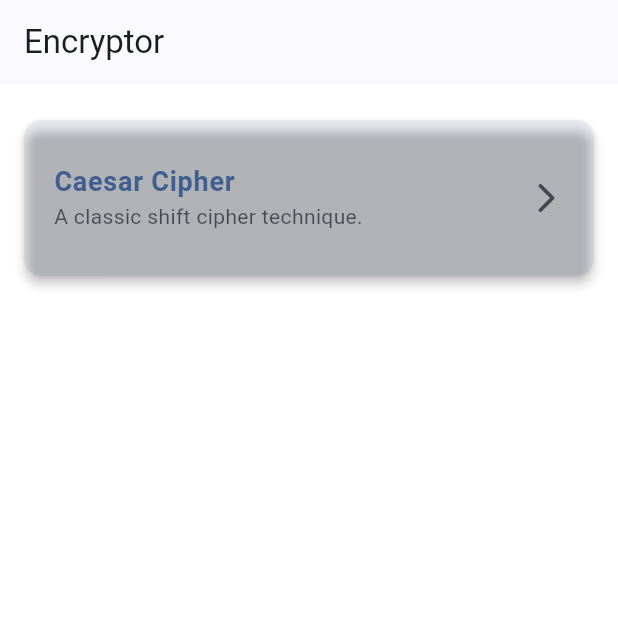
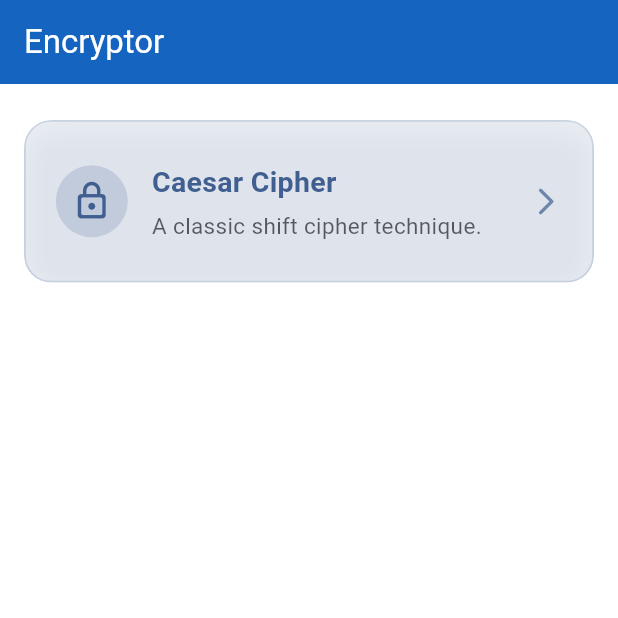
Before and after one commit to EasinHosen/encryptor, a Flutter app: the screen it shows after launch, on a phone screen of 412 x 824 dp, the top half of it. Run offline on Flutter 3.47's test engine with Material 3 defaults, Android fonts, the phone set to English and light mode, and no system bars; our stand-ins replace get.

Commit message:
feat: list item design update

```diff
--- a/lib/view/common_widgets/encryption_method_tile.dart
+++ b/lib/view/common_widgets/encryption_method_tile.dart
@@ -1,45 +1,92 @@
+import 'dart:ui';
+
 import 'package:flutter/material.dart';
 
 class EncryptionMethodTile extends StatelessWidget {
   final String title;
   final String description;
-  final String routeName;
+  final void Function()? onTap;
 
   const EncryptionMethodTile({
     super.key,
     required this.title,
     required this.description,
-    required this.routeName,
+    this.onTap,
   });
 
   @override
   Widget build(BuildContext context) {
-    return Card(
-      elevation: 3,
-      shape: RoundedRectangleBorder(borderRadius: BorderRadius.circular(12)),
-      color: Theme.of(context).colorScheme.primary.withOpacity(0.08),
-      margin: const EdgeInsets.only(bottom: 16),
+    final colorScheme = Theme.of(context).colorScheme;
+    return Padding(
+      padding: const EdgeInsets.only(bottom: 18),
+      child: ClipRRect(
+        borderRadius: BorderRadius.circular(18),
+        child: Stack(
+          children: [
+            // Glassmorphism background
+            BackdropFilter(
+              filter: ImageFilter.blur(sigmaX: 12, sigmaY: 12),
+              child: Container(
+                decoration: BoxDecoration(
+                  color: colorScheme.primary.withOpacity(0.10),
+                  borderRadius: BorderRadius.circular(18),
+                  border: Border.all(
+                    color: colorScheme.primary.withOpacity(0.18),
+                    width: 1.2,
+                  ),
+                  boxShadow: [
+                    BoxShadow(
+                      color: colorScheme.primary.withOpacity(0.08),
+                      blurRadius: 16,
+                      offset: const Offset(0, 6),
+                    ),
+                  ],
+                ),
                 child: ListTile(
+                  leading: Container(
+                    decoration: BoxDecoration(
+                      shape: BoxShape.circle,
+                      color: colorScheme.primary.withOpacity(0.18),
+                    ),
+                    padding: const EdgeInsets.all(10),
+                    child: Icon(
+                      Icons.lock_outline_rounded,
+                      color: colorScheme.primary,
+                      size: 28,
+                    ),
+                  ),
                   contentPadding:
-            const EdgeInsets.symmetric(vertical: 16, horizontal: 20),
+                      const EdgeInsets.symmetric(vertical: 18, horizontal: 20),
                   title: Text(
                     title,
                     style: TextStyle(
-            color: Theme.of(context).colorScheme.primary,
-            fontWeight: FontWeight.bold,
-            fontSize: 18,
+                      color: colorScheme.primary,
+                      fontWeight: FontWeight.w700,
+                      fontSize: 19,
+                      letterSpacing: 0.2,
                     ),
                   ),
-        subtitle: Text(
+                  subtitle: Padding(
+                    padding: const EdgeInsets.only(top: 4),
+                    child: Text(
                       description,
                       style: TextStyle(
-            color: Theme.of(context).colorScheme.onSurface.withOpacity(0.7),
+                        color: colorScheme.onSurface.withOpacity(0.7),
+                        fontSize: 15,
                       ),
                     ),
-        trailing: const Icon(Icons.arrow_forward_ios_rounded),
-        onTap: () {
-          Navigator.pushNamed(context, routeName);
-        },
+                  ),
+                  trailing: Icon(
+                    Icons.arrow_forward_ios_rounded,
+                    color: colorScheme.primary.withOpacity(0.7),
+                    size: 22,
+                  ),
+                  onTap: onTap,
+                ),
+              ),
+            ),
+          ],
+        ),
       ),
     );
   }
--- a/lib/view/screens/home_screen.dart
+++ b/lib/view/screens/home_screen.dart
@@ -1,3 +1,4 @@
+import 'package:encryptor/view/styles/app_colors.dart';
 import 'package:flutter/foundation.dart';
 import 'package:flutter/material.dart';
 
@@ -13,7 +14,11 @@ class HomeScreen extends StatelessWidget {
       appBar: kIsWeb
           ? null
           : AppBar(
-              title: const Text('Encryptor'),
+              title: const Text(
+                'Encryptor',
+                style: TextStyle(color: Colors.white),
+              ),
+              backgroundColor: AppColors.colorPrimary,
             ),
       body: ListView(
         padding: const EdgeInsets.symmetric(vertical: 24, horizontal: 16),
@@ -21,9 +26,8 @@ class HomeScreen extends StatelessWidget {
           EncryptionMethodTile(
             title: 'Caesar Cipher',
             description: 'A classic shift cipher technique.',
-            routeName: '/caesar',
+            // onTap: ,
           ),
-          // Add more EncryptionMethodTile widgets here for other methods
         ],
       ),
     );
```
Lines whose indentation alone changed are shown as unchanged.
